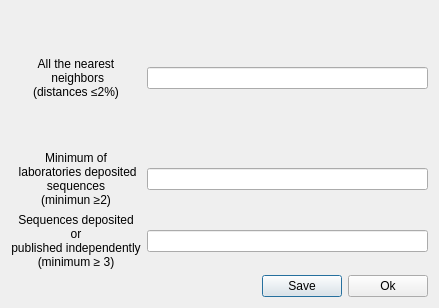
Before: the Qt Designer form iSpecIDApp/gradingoptionsdialog.ui in lmpn/iSpecID, drawn with Qt 5.
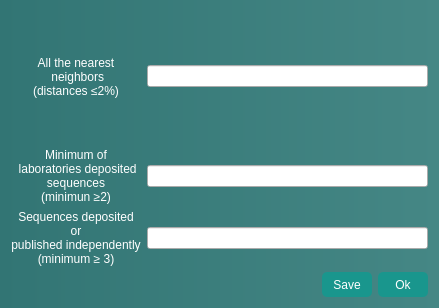
After: the same form once the commit is applied.

```diff
--- a/iSpecIDApp/gradingoptionsdialog.ui
+++ b/iSpecIDApp/gradingoptionsdialog.ui
@@ -11,7 +11,12 @@
    </rect>
   </property>
   <property name="windowTitle">
-   <string>Dialog</string>
+   <string>Grading Options</string>
+  </property>
+  <property name="styleSheet">
+   <string notr="true">QDialog#GradingOptionsDialog{
+background:qlineargradient(spread:pad, x1:0, y1:0.511364, x2:1, y2:0.511364, stop:0 rgba(50, 117, 116,255) , stop:1 rgba(69, 135, 133,255) )
+}</string>
   </property>
   <layout class="QGridLayout" name="gridLayout">
    <item row="3" column="0" colspan="2">
@@ -31,6 +36,39 @@
      </item>
      <item>
       <widget class="QPushButton" name="save_options_button">
+       <property name="minimumSize">
+        <size>
+         <width>50</width>
+         <height>25</height>
+        </size>
+       </property>
+       <property name="styleSheet">
+        <string notr="true">QPushButton#save_options_button{
+color:white;
+background:rgb(25, 150, 141);
+border-color:rgb(25, 150, 141);
+border-radius: 5px;
+height: 25px
+}
+
+QPushButton#save_options_button:hover
+{
+color:(220, 223, 223);
+background:rgb(21, 156, 143);
+border-color:rgb(21, 156, 143);
+border-radius: 5px;
+height: 25px
+}
+
+QPushButton#save_options_button:pressed
+{
+color:rgb(211, 213, 213);
+background:rgb(16, 117, 107);
+border-color:rgb(16, 117, 107);
+border-radius: 5px;
+height: 25px
+}</string>
+       </property>
        <property name="text">
         <string>Save</string>
        </property>
@@ -38,6 +76,39 @@
      </item>
      <item>
       <widget class="QPushButton" name="ok_button">
+       <property name="minimumSize">
+        <size>
+         <width>50</width>
+         <height>25</height>
+        </size>
+       </property>
+       <property name="styleSheet">
+        <string notr="true">QPushButton#ok_button{
+color:white;
+background:rgb(25, 150, 141);
+border-color:rgb(25, 150, 141);
+border-radius: 5px;
+height: 25px
+}
+
+QPushButton#ok_button:hover
+{
+color:(220, 223, 223);
+background:rgb(21, 156, 143);
+border-color:rgb(21, 156, 143);
+border-radius: 5px;
+height: 25px
+}
+
+QPushButton#sok_button:pressed
+{
+color:rgb(211, 213, 213);
+background:rgb(16, 117, 107);
+border-color:rgb(16, 117, 107);
+border-radius: 5px;
+height: 25px
+}</string>
+       </property>
        <property name="text">
         <string>Ok</string>
        </property>
@@ -53,6 +124,9 @@
        <verstretch>0</verstretch>
       </sizepolicy>
      </property>
+     <property name="styleSheet">
+      <string notr="true">color: white</string>
+     </property>
      <property name="text">
       <string>All the nearest
  neighbors 
@@ -71,6 +145,9 @@
        <verstretch>0</verstretch>
       </sizepolicy>
      </property>
+     <property name="styleSheet">
+      <string notr="true">color:white</string>
+     </property>
      <property name="text">
       <string>Minimum of 
  laboratories deposited 
@@ -90,6 +167,10 @@
        <verstretch>0</verstretch>
       </sizepolicy>
      </property>
+     <property name="styleSheet">
+      <string notr="true">color:white
+</string>
+     </property>
      <property name="text">
       <string>Sequences deposited 
 or
```
